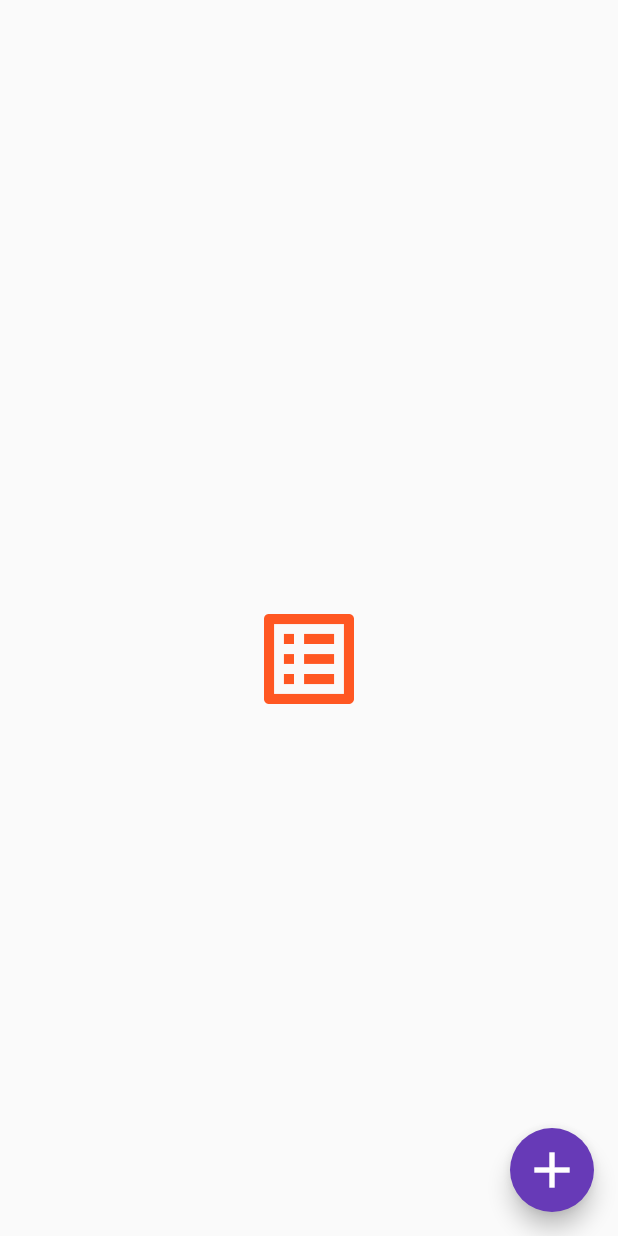
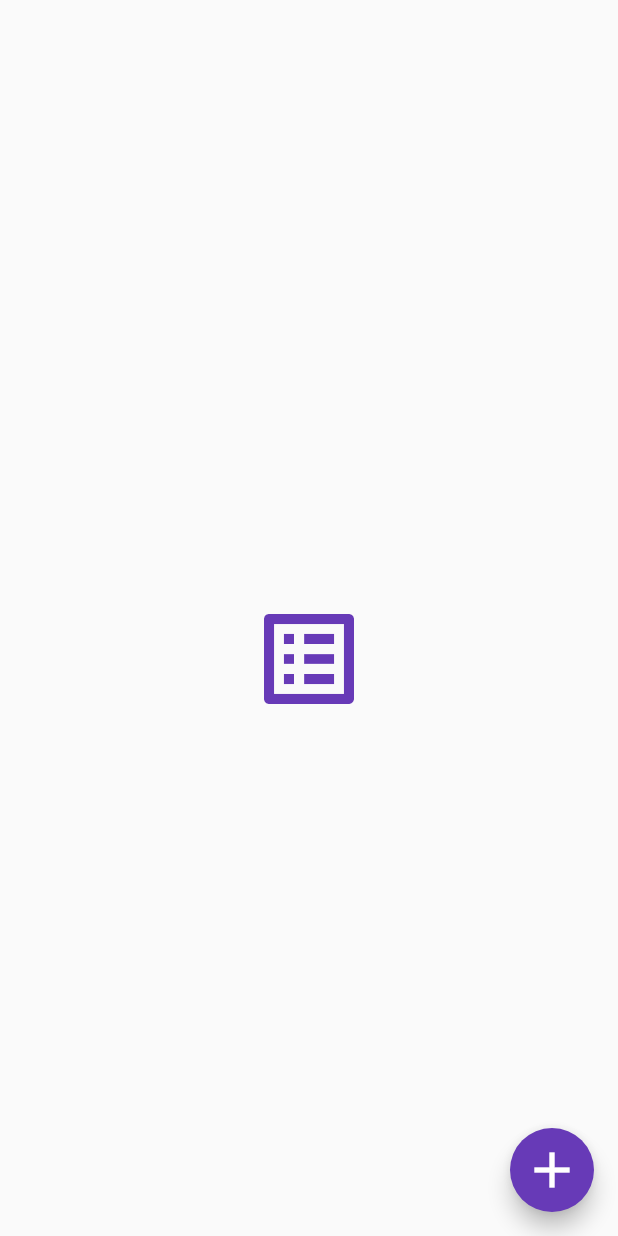
Before and after one commit to Saif-Hossain-Mredul/Todo-Hive-BLoC, a Flutter app: the screen it shows after launch, on a phone screen of 412 x 824 dp. Run offline on Flutter 3.47's test engine with Material 2 defaults, Android fonts, the phone set to English and light mode, and no system bars; our stand-ins replace bloc, flutter_bloc, flutter_slidable, hive; accounts and stored records are empty; generated files the repository leaves out were written again.

```diff
--- a/lib/screens/home-page.screens.dart
+++ b/lib/screens/home-page.screens.dart
@@ -42,7 +42,7 @@ class HomePage extends StatelessWidget {
                   : Center(
                       child: Icon(
                         Icons.list_alt,
-                        color: Colors.deepOrange,
+                        color: Colors.deepPurple,
                         size: 80,
                       ),
                     );
```
Also changed, not shown: lib/widgets/task-tile.widget.dart (+6 -3 lines).
